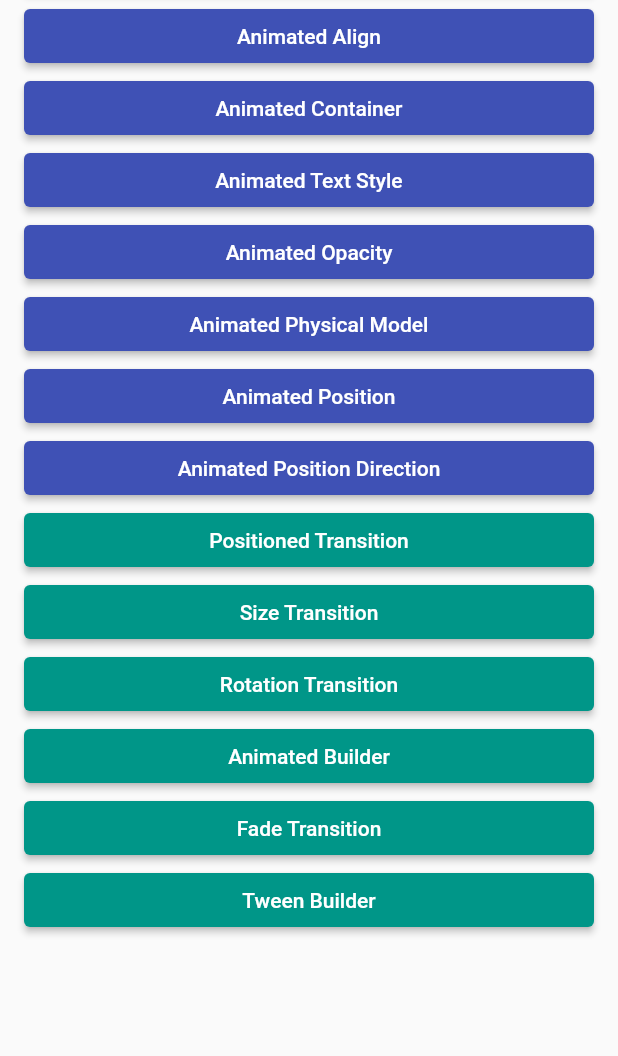
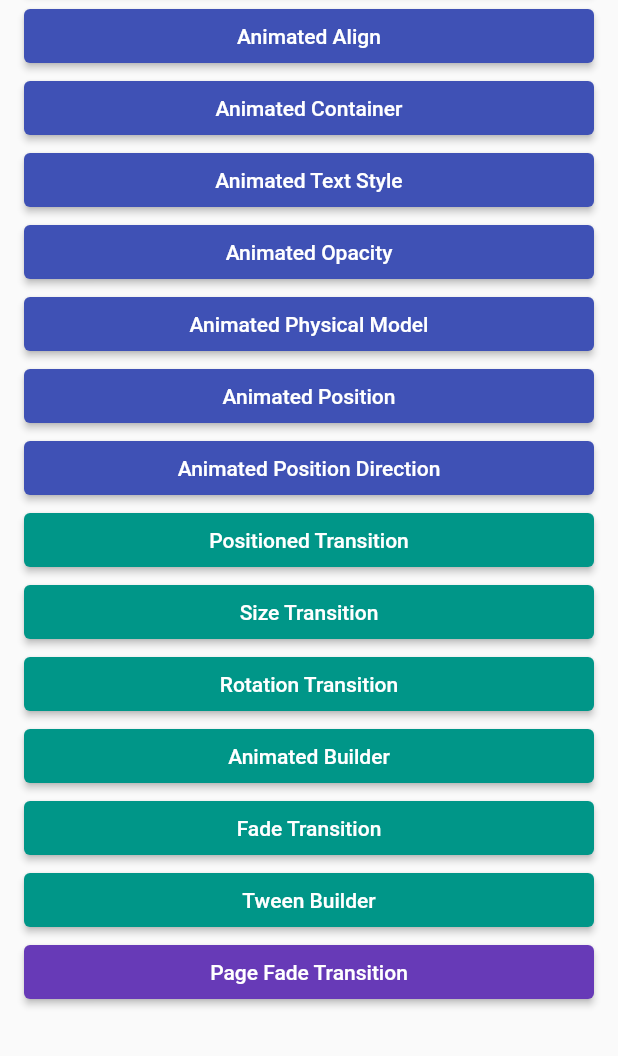
Before and after one commit to amirbahrawy/flutter_animation, a Flutter app: the screen it shows after launch, on a phone screen of 412 x 824 dp, the part 180-1236 px from its top. Run offline on Flutter 3.47's test engine with Material 2 defaults, Android fonts, the phone set to English and light mode, and no system bars.

Commit message:
Add Page fade transition

```diff
--- a/lib/main.dart
+++ b/lib/main.dart
@@ -1,5 +1,7 @@
 import 'package:flutter/material.dart';
 import 'package:flutter_animation/implicit_animations/animated_opacity.dart';
+import 'package:flutter_animation/page_transitions/new_page.dart';
+import 'package:flutter_animation/page_transitions/page_fade_transition.dart';
 
 import 'animation_basics.dart';
 import 'explicit_animations/animated_builder.dart';
@@ -64,6 +66,10 @@ class MainApp extends StatelessWidget {
                       context, "Fade Transition", const FadeTransitionPage()),
                   _buildExplicitItem(
                       context, "Tween Builder", const TweenBuilderPage()),
+                  _buildPageTransitionItem(
+                      "Page Fade Transition",
+                      () => Navigator.of(context)
+                          .push(PageFadeTransition(page: const NewPage()))),
                 ],
               ),
             );
@@ -93,4 +99,10 @@ class MainApp extends StatelessWidget {
         onPressed: () => Navigator.of(context)
             .push(MaterialPageRoute(builder: (context) => next)),
       );
+  Widget _buildPageTransitionItem(String s, Function() onPressed) =>
+      ElevatedButton(
+        style: ElevatedButton.styleFrom(backgroundColor: Colors.deepPurple),
+        onPressed: onPressed,
+        child: Text(s),
+      );
 }
--- /dev/null
+++ b/lib/page_transitions/new_page.dart
@@ -0,0 +1,14 @@
+import 'package:flutter/material.dart';
+
+class NewPage extends StatelessWidget {
+  const NewPage({super.key});
+
+  @override
+  Widget build(BuildContext context) {
+    return Scaffold(
+      appBar: AppBar(title: const Text('New Page')),
+      body: const Center(
+          child: Text('New Page', style: TextStyle(fontSize: 24.0))),
+    );
+  }
+}
--- /dev/null
+++ b/lib/page_transitions/page_fade_transition.dart
@@ -0,0 +1,20 @@
+import 'package:flutter/material.dart';
+
+class PageFadeTransition extends PageRouteBuilder {
+  final Widget page;
+  final Duration duration;
+
+  PageFadeTransition({
+    required this.page,
+    this.duration = const Duration(milliseconds: 400),
+  }) : super(
+          pageBuilder: (context, animation, secondaryAnimation) => page,
+          transitionDuration: duration,
+          transitionsBuilder: (context, animation, secondaryAnimation, child) {
+            return FadeTransition(
+              opacity: animation,
+              child: child,
+            );
+          },
+        );
+}
```
